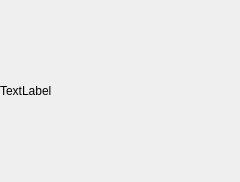
This is bqLibrary/ui/LibraryCollectionItem.ui in bq/cervantes as Qt 5 draws it before an edit. The edited form follows.
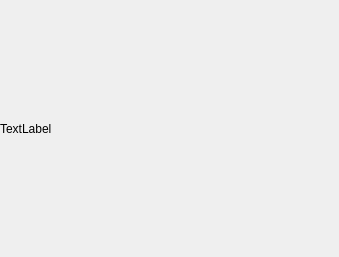
This is the edited form.

What changed in the file:
```diff
--- a/bqLibrary/ui/LibraryCollectionItem.ui
+++ b/bqLibrary/ui/LibraryCollectionItem.ui
@@ -6,8 +6,8 @@
    <rect>
     <x>0</x>
     <y>0</y>
-    <width>240</width>
-    <height>182</height>
+    <width>339</width>
+    <height>257</height>
    </rect>
   </property>
   <property name="sizePolicy">
```
Left out of the diff: 6 changed lines with no effect on the pictures.
